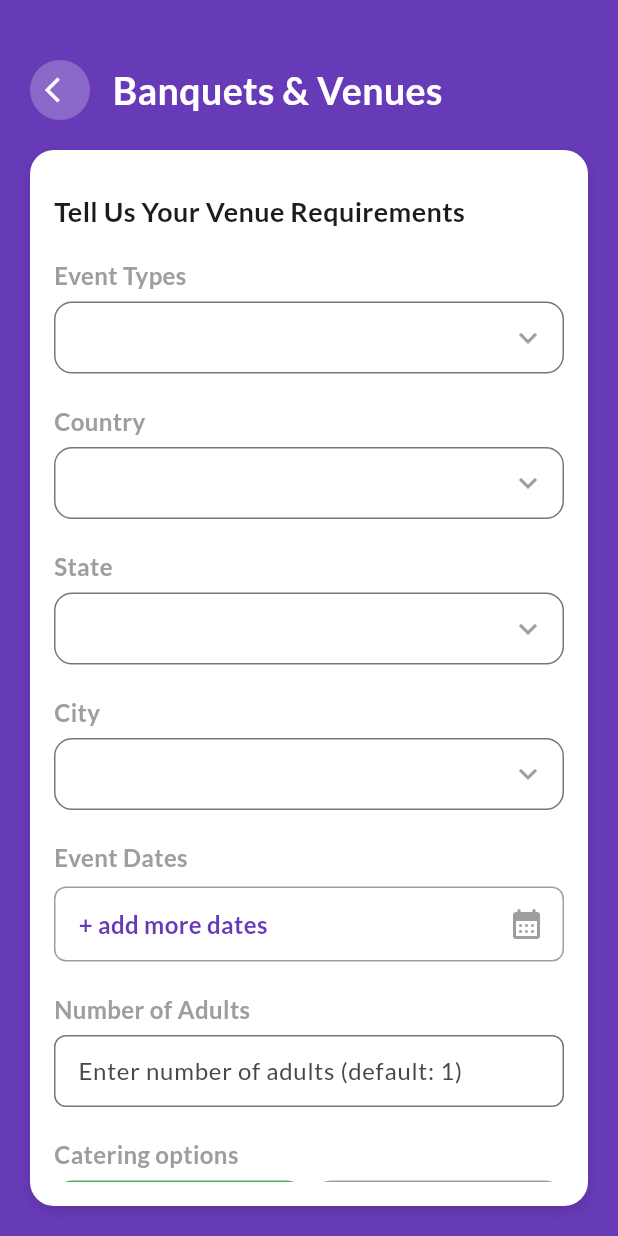
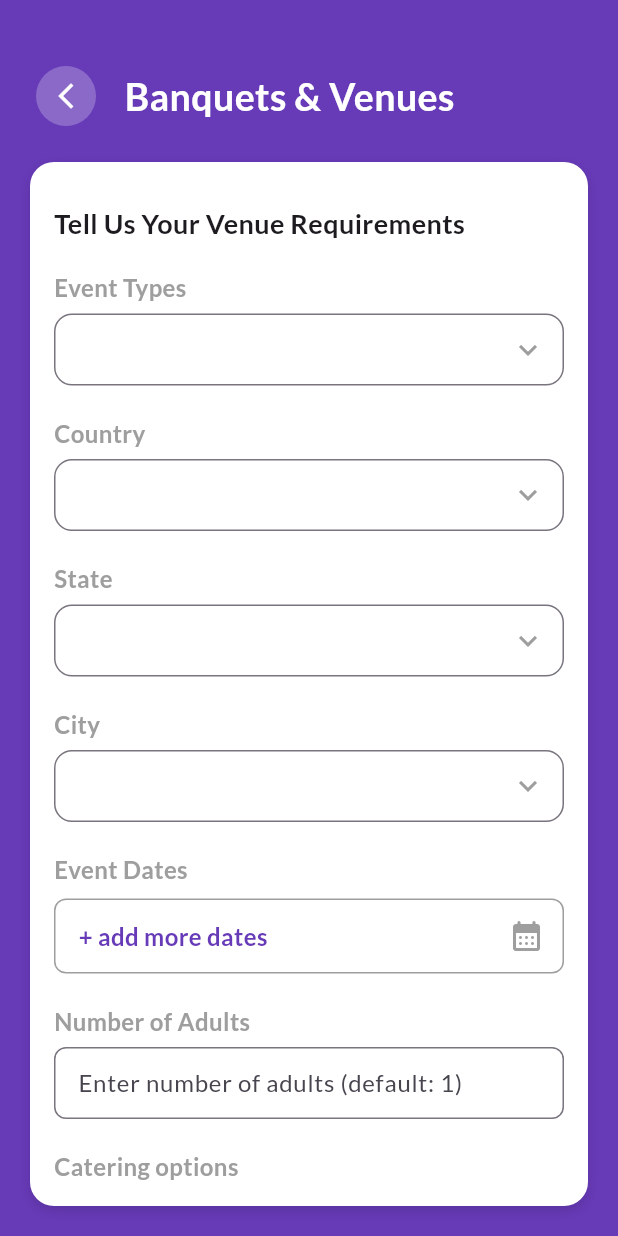
Before and after one commit to ShashankUmarVaishy/flutter_travel_app, a Flutter app: the VenueFormPage screen opened by its route, on a phone screen of 412 x 824 dp. Run offline on Flutter 3.47's test engine with Material 3 defaults, Android fonts, the phone set to English and light mode, and no system bars; our stand-ins replace google_fonts.

Commit message:
fixed bid button and some UI bugs

```diff
--- a/lib/Pages/banq_and_venues.dart
+++ b/lib/Pages/banq_and_venues.dart
@@ -179,31 +179,23 @@ class _VenueFormPageState extends State<VenueFormPage> {
             Padding(
               padding: const EdgeInsets.all(20.0),
               child: Column(
-                crossAxisAlignment: CrossAxisAlignment.start,
                 mainAxisAlignment: MainAxisAlignment.start,
                 children: [
                   const SizedBox(height: 20),
                   Row(
                     children: [
-                      Container(
-                        height: 40,
-                        width: 40,
-                        decoration: BoxDecoration(
-                          color: Colors.white24,
-                          shape: BoxShape.circle,
+                      IconButton(
+                        icon: const Icon(Icons.arrow_back_ios_new),
+                        iconSize: 20,
+                        color: Colors.white,
+                        // Provides the circular background
+                        style: IconButton.styleFrom(
+                          backgroundColor: Colors.white24,
+                          fixedSize: const Size(40, 40),
                         ),
-                        child: Center(
-                          child: IconButton(
-                            icon: const Icon(
-                              Icons.arrow_back_ios,
-                              color: Colors.white,
-                              size: 20,
-                            ),
-                            onPressed: () {
-                              Navigator.pop(context);
-                            },
-                          ),
-                        ),
+                        onPressed: () {
+                          Navigator.pop(context);
+                        },
                       ),
 
                       const SizedBox(width: 15),
```
Also changed, not shown: lib/widgets/plan_section_home.dart (+16 -8 lines).
